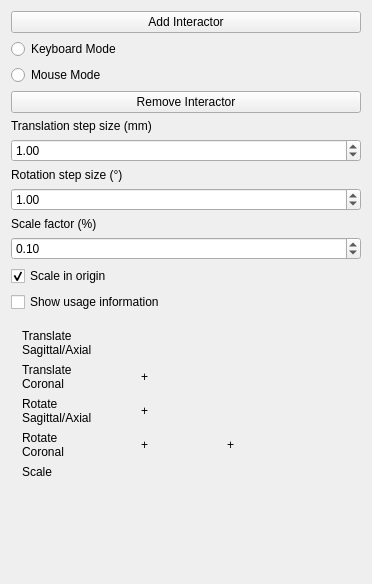
MITK/MITK, file Plugins/org.mitk.gui.qt.geometrytools/src/internal/QmitkGeometryToolsViewControls.ui: the form before one commit.
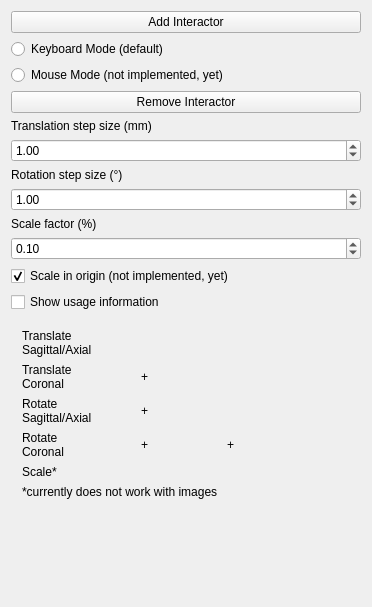
The form after the commit. Icons and pictures are not drawn.

What changed in the file:
```diff
--- a/Plugins/org.mitk.gui.qt.geometrytools/src/internal/QmitkGeometryToolsViewControls.ui
+++ b/Plugins/org.mitk.gui.qt.geometrytools/src/internal/QmitkGeometryToolsViewControls.ui
@@ -7,7 +7,7 @@
     <x>0</x>
     <y>0</y>
     <width>372</width>
-    <height>584</height>
+    <height>607</height>
    </rect>
   </property>
   <property name="minimumSize">
@@ -23,7 +23,7 @@
    <item row="1" column="0">
     <widget class="QRadioButton" name="radioButton_2">
      <property name="text">
-      <string>Keyboard Mode</string>
+      <string>Keyboard Mode (default)</string>
      </property>
     </widget>
    </item>
@@ -37,7 +37,7 @@
    <item row="2" column="0">
     <widget class="QRadioButton" name="radioButton">
      <property name="text">
-      <string>Mouse Mode</string>
+      <string>Mouse Mode (not implemented, yet)</string>
      </property>
     </widget>
    </item>
@@ -81,7 +81,7 @@
    <item row="10" column="0">
     <widget class="QCheckBox" name="m_ScaleInOrigin">
      <property name="text">
-      <string>Scale in origin</string>
+      <string>Scale in origin (not implemented, yet)</string>
      </property>
      <property name="checked">
       <bool>true</bool>
@@ -319,7 +319,7 @@
         <item row="5" column="0">
          <widget class="QLabel" name="label_23">
           <property name="text">
-           <string>Scale</string>
+           <string>Scale*</string>
           </property>
          </widget>
         </item>
@@ -345,6 +345,13 @@
         </item>
        </layout>
       </item>
+      <item row="1" column="0">
+       <widget class="QLabel" name="label_31">
+        <property name="text">
+         <string>*currently does not work with images</string>
+        </property>
+       </widget>
+      </item>
      </layout>
     </widget>
    </item>
```
